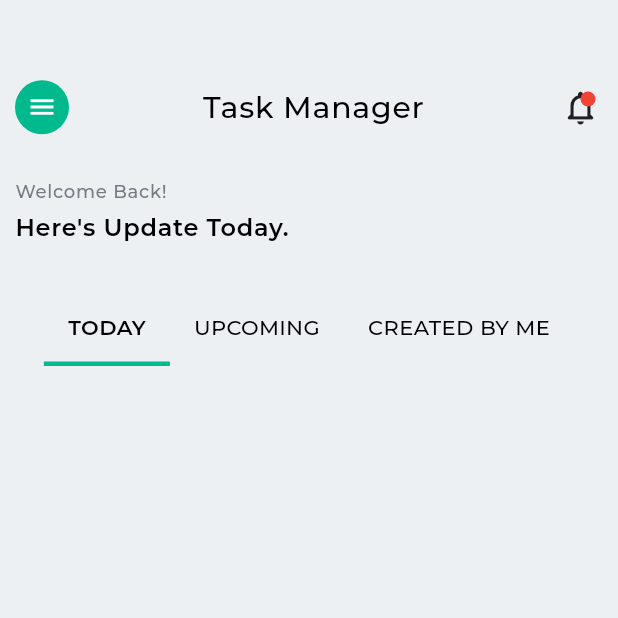
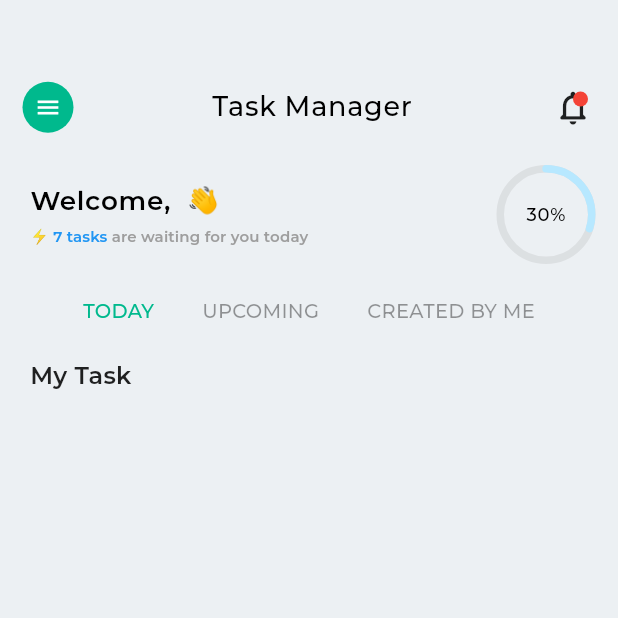
Before and after one commit to swetanreddy/todo-app, a Flutter app: the HomePage screen opened directly, on a phone screen of 412 x 824 dp, the top half of it. Run offline on Flutter 3.47's test engine with Material 2 defaults, Android fonts, the phone set to English and light mode, and no system bars; drawn by our look-alikes of percent_indicator; our stand-ins replace cloud_firestore, file_picker, firebase_auth, firebase_core, firebase_messaging, flutter_datetime_picker and 6 more; accounts and stored records are empty.

Commit message:
Edited homepage UI

```diff
--- a/lib/ui/HomePage.dart
+++ b/lib/ui/HomePage.dart
@@ -10,6 +10,7 @@ import 'package:todo/ui/filters.dart';
 import 'package:todo/helpers/firebase_help.dart';
 import 'package:todo/helpers/theme.dart';
 import 'package:table_calendar/table_calendar.dart';
+import 'package:percent_indicator/percent_indicator.dart';
 
 class HomePage extends StatefulWidget {
   const HomePage({Key? key}) : super(key: key);
@@ -47,7 +48,7 @@ class _HomePageState extends State<HomePage> with TickerProviderStateMixin {
               Column(
                 children: [
                   Padding(
-                    padding: const EdgeInsets.symmetric(vertical: 8.0),
+                    padding: const EdgeInsets.symmetric(vertical: 8.0,horizontal: 5),
                     child: Column(
                       crossAxisAlignment: CrossAxisAlignment.start,
                       children: [
@@ -66,7 +67,7 @@ class _HomePageState extends State<HomePage> with TickerProviderStateMixin {
                                     child: const Icon(
                                       Icons.menu,
                                       color: Colors.white,
-                                      size: 20,
+                                      size: 18,
                                       // height: 35,
                                       // width: 35,
                                       // image: AssetImage(
@@ -84,7 +85,7 @@ class _HomePageState extends State<HomePage> with TickerProviderStateMixin {
                               Text(
                                 'Task Manager',
                                 style: kHeadingFont.copyWith(
-                                    color: black, fontSize: 20),
+                                    color: black, fontSize: 18),
                               ),
                               NamedIcon(
                                 text: '',
@@ -96,55 +97,100 @@ class _HomePageState extends State<HomePage> with TickerProviderStateMixin {
                           ),
                         ),
                         const SizedBox(
-                          height: 25,
+                          height: 15,
                         ),
-                        Text("Welcome Back! ${currentUser?.displayName}",
-                            style: kHeadingFont),
+                        Row(
+                          mainAxisAlignment: MainAxisAlignment.spaceBetween,
+                          children: [
+                            Column(
+                              crossAxisAlignment: CrossAxisAlignment.start,
+                              children: [
+                                Padding(
+                                  padding: const EdgeInsets.symmetric(horizontal: 5),
+                                  child: Text("Welcome, ${currentUser?.displayName} 👋",
+                                      style: kCardTitleFont.copyWith(fontSize: 17.5)),
+                                ),
                                 const SizedBox(height: 7),
-                        Text("Here's Update Today.", style: kCardTitleFont),
+                                Padding(
+                                  padding: const EdgeInsets.symmetric(horizontal: 5),
+                                  child: Row(
+                                    children: [
+                                      Text("⚡ 7 tasks ", style: kCardTitleFont.copyWith(fontSize: 10,color: Colors.blue,letterSpacing: 0.1)),
+                                      Text("are waiting for you today", style: kCardTitleFont.copyWith(fontSize: 10,color: Colors.grey,letterSpacing: 0.1)),
+                                    ],
+                                  ),
+                                ),
+                              ],
+                            ),
+                            CircularPercentIndicator(
+                              radius: 33.0,
+                              lineWidth: 5.0,
+                              percent: 0.3,
+                              center: Text("30%",style: kHeadingFont.copyWith(color: Colors.black),),
+                              progressColor: lightBlue,
+                              animationDuration: 1200,
+                              circularStrokeCap: CircularStrokeCap.round,
+                              backgroundColor: Colors.grey.withOpacity(0.2),
+                            )
+                          ],
+                        ),
+
                       ],
                     ),
                   ),
                   const SizedBox(
-                    height: 25,
+                    height: 0,
                   ),
                   SizedBox(
                     // height: 30,
                     child: TabBar(
                       isScrollable: true,
                       controller: _tabController,
-                      labelColor: Colors.black,
-                      unselectedLabelColor: Colors.black,
+                      labelColor: primary,
+                      unselectedLabelColor: Colors.black.withOpacity(0.4),
                       tabs: [
                         Tab(
                           child: Text("TODAY",
                               style: GoogleFonts.montserrat(
-                                  fontSize: 14,
-                                  fontWeight: FontWeight.w600,
-                                  letterSpacing: 0.3)),
+                                  fontSize: 13,
+                                  fontWeight: FontWeight.w500,
+                                  letterSpacing: 0.2)),
                         ),
                         Tab(
                           child: Text("UPCOMING",
                               style: GoogleFonts.montserrat(
-                                  fontSize: 14,
+                                  fontSize: 13,
                                   fontWeight: FontWeight.w500,
                                   letterSpacing: 0.2)),
                         ),
                         Tab(
                           child: Text("CREATED BY ME",
                               style: GoogleFonts.montserrat(
-                                  fontSize: 14,
+                                  fontSize: 13,
                                   fontWeight: FontWeight.w500,
-                                  letterSpacing: 0.3)),
+                                  letterSpacing: 0.2)),
                         ),
                       ],
                       indicatorWeight: 3,
-                      indicatorColor: primary,
+                      indicatorColor: Colors.transparent,
                       indicatorSize: TabBarIndicatorSize.tab,
                       //indicatorPadding: const EdgeInsets.all(10),
                     ),
                   ),
-                  SizedBox(
+                  Align(
+                    alignment: Alignment.centerLeft,
+                    child: Padding(
+                      padding: const EdgeInsets.only(left: 10,top:8),
+                      child: Text("My Task",
+                          style: GoogleFonts.montserrat(
+                              fontSize: 16,
+                              fontWeight: FontWeight.w600,
+                              letterSpacing: 0.2)),
+                    ),
+                  ),
+                  Padding(
+                    padding: const EdgeInsets.symmetric(horizontal: 10.0),
+                    child: SizedBox(
                       width: width * 1,
                       height: 620,
                       child: TabBarView(controller: _tabController, children: [
@@ -154,6 +200,7 @@ class _HomePageState extends State<HomePage> with TickerProviderStateMixin {
                         Text("hello")
                         // _fetchInprogressStatusTasks(),
                       ]),
+                    ),
                   ),
                 ],
               ),
```
Also changed, not shown: 1 other file. Lines whose indentation alone changed are shown as unchanged.
